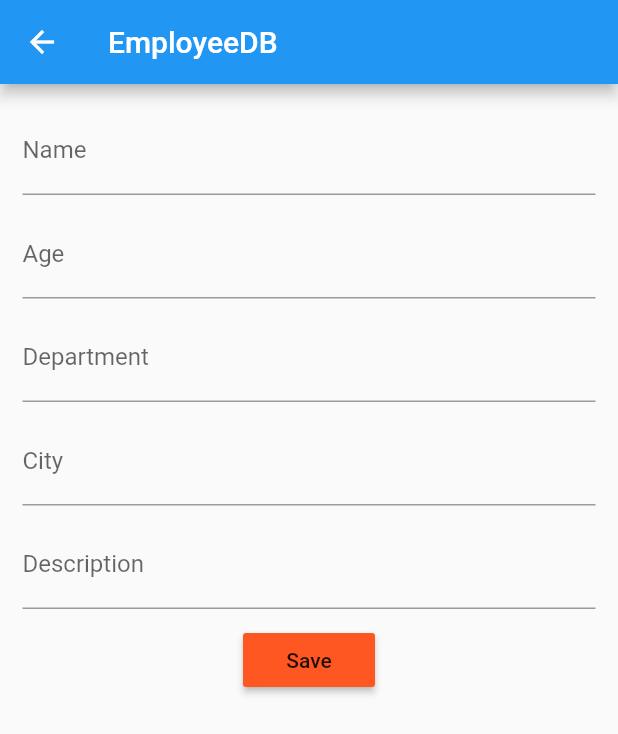
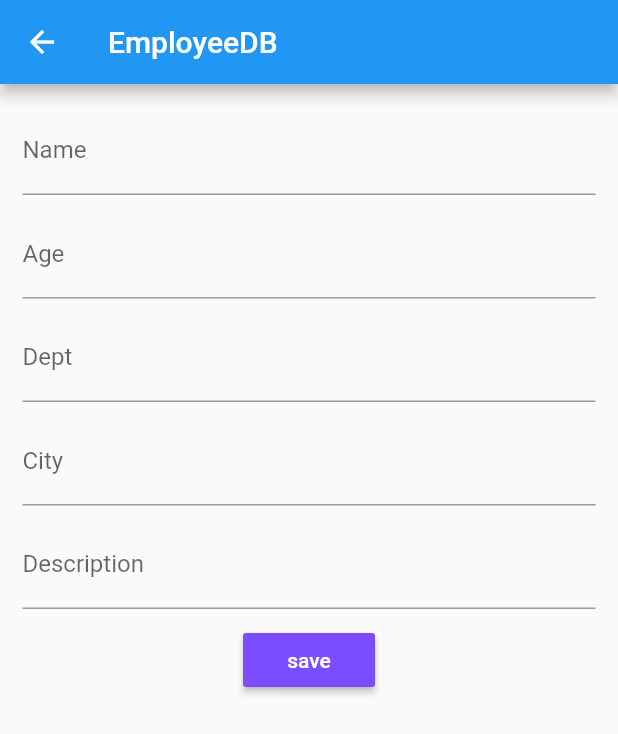
Before and after one commit to mohammadsy59/employees, a Flutter app: the screen it shows after launch, after a tap on the "add" icon, on a phone screen of 412 x 824 dp. Shown: the top 734 px of the screen. Run offline on Flutter 3.47's test engine with Material 2 defaults, Android fonts, the phone set to English and light mode, and no system bars; our stand-ins replace sqflite; accounts and stored records are empty.

Commit message:
no changes

```diff
--- a/lib/model/employee.dart
+++ b/lib/model/employee.dart
@@ -1,55 +1,61 @@
 class Employee{
-  // Craete Class Employee with variables  id as int , age as string
-  //name as String , department as String , city as String
-  //description as String
 
-  int    _id;
+  int _id;
   String _age;
   String _name;
   String _department;
   String _city;
   String _description;
-// Crete the constructor with class variables
-  Employee(this._age,this._name,this._department,this._city,this._description);
 
-// Create map to save data from Employee as obj and its type dynamic
+  Employee(
+      this._age, this._name , this._department,
+      this._city,this._description
+
+      );
+
   Employee.map(dynamic obj){
-    this._id= obj['id'];
-    this._age= obj['age'];
-    this._name= obj['name'];
-    this._department= obj['department'];
-    this._city= obj['city'];
-    this._description= obj['description'];
+    this._id = obj['id'];
+    this._age = obj['age'];
+    this._name = obj['name'];
+    this._department = obj['department'];
+    this._city = obj['city'];
+    this._description = obj['description'];
   }
-// create getters
+
   int get id => _id;
   String get age => _age;
   String get name => _name;
   String get department => _department;
   String get city => _city;
   String get description => _description;
-// Create method that transfer data from user input to map to save them in class variables and
-// input them in Database
-  Map<String ,dynamic> toMap(){
-    var map = new Map<String ,dynamic>();
+
+
+  Map<String , dynamic > toMap(){
+    var map = new Map<String , dynamic>();
     if(_id != null){
-      map['id']= _id;
+      map['id'] = _id;
     }
-    map['age']= _age;
-    map['name']= _name;
-    map['department']= _department;
-    map['city']= _city;
-    map['description']= _description;
+
+    map['age'] = _age;
+    map['name'] = _name;
+    map['department'] = _department;
+    map['city'] = _city;
+    map['description'] = _description;
+
     return map;
   }
-  // Create method to read data as map from Database and output them to the user
-Employee.fromMap(Map<String , dynamic> map){
-    this._id = map['id'];
-    this._age = map['age'];
-    this._name = map['name'];
-    this._department = map['department'];
-    this._city = map['city'];
-    this._description = map['description'];
-}
+
+  Employee.fromMap(Map<String , dynamic> map){
+
+    this._id = map['id'] ;
+    this._age = map['age'] ;
+    this._name = map['name']  ;
+    this._department  = map['department']   ;
+    this._city = map['city'] ;
+    this._description  = map['description']   ;
+
+
+  }
+
 
 }
--- a/lib/ui/employee_screen.dart
+++ b/lib/ui/employee_screen.dart
@@ -1,8 +1,7 @@
-
-import 'package:flutter/cupertino.dart';
 import 'package:flutter/material.dart';
 import 'package:employees/model/employee.dart';
 import 'package:employees/utils/database_helper.dart';
+
 
 class EmployeeScreen extends StatefulWidget{
   final Employee employee;
@@ -10,17 +9,16 @@ class EmployeeScreen extends StatefulWidget{
   @override
   _EmployeeScreenState createState() => new _EmployeeScreenState();
 
-
-
-
 }
 
 class _EmployeeScreenState extends State<EmployeeScreen> {
+
   DatabaseHelper db = new DatabaseHelper();
+
   TextEditingController _ageController;
   TextEditingController _nameController;
+  TextEditingController _departmentController;
   TextEditingController _cityController;
-  TextEditingController _departmentController;
   TextEditingController _descriptionController;
 
   @override
@@ -30,61 +28,80 @@ class _EmployeeScreenState extends State<EmployeeScreen> {
 
     _ageController = new TextEditingController(text: widget.employee.age);
     _nameController = new TextEditingController(text: widget.employee.name);
+    _departmentController = new TextEditingController(text: widget.employee.department);
     _cityController = new TextEditingController(text: widget.employee.city);
-    _departmentController = new TextEditingController(text: widget.employee.department);
     _descriptionController = new TextEditingController(text: widget.employee.description);
+
   }
 
   @override
   Widget build(BuildContext context) {
-    // TODO: implement build
     return Scaffold(
       appBar: AppBar(
-        title: Text('EmployeeDB'),
-      ),
-      body: new Container(
+        title: Text('EmployeeDB') ,
+        ),
+       body: Container(
         margin: EdgeInsets.all(15.0),
         alignment: Alignment.center,
         child: Column(
           children: <Widget>[
-            TextField(controller: _nameController,
-            decoration: InputDecoration(labelText: 'Name'),),
+            TextField(
+              controller: _nameController,
+              decoration: InputDecoration(labelText: 'Name'),
+            ),
             Padding(padding: EdgeInsets.all(5.0)),
-            TextField(controller: _ageController,
-              decoration: InputDecoration(labelText: 'Age'),),
+            TextField(
+              controller: _ageController ,
+              decoration: InputDecoration(labelText: 'Age'),
+            ),
             Padding(padding: EdgeInsets.all(5.0)),
-            TextField(controller: _departmentController,
-              decoration: InputDecoration(labelText: 'Department'),),
+            TextField(
+              controller: _departmentController,
+              decoration: InputDecoration(labelText: 'Dept'),
+            ),
             Padding(padding: EdgeInsets.all(5.0)),
-            TextField(controller: _cityController,
-              decoration: InputDecoration(labelText: 'City'),),
+            TextField(
+              controller: _cityController,
+              decoration: InputDecoration(labelText: 'City'),
+            ),
             Padding(padding: EdgeInsets.all(5.0)),
-            TextField(controller: _descriptionController,
-              decoration: InputDecoration(labelText: 'Description'),),
+            TextField(
+              controller: _descriptionController,
+              decoration: InputDecoration(labelText: 'Description'),
+            ),
             Padding(padding: EdgeInsets.all(5.0)),
+
             RaisedButton(
-              child: (widget.employee.id != null) ? Text('Update') : Text('Save'),
-              onPressed: (){
+              child: (widget.employee.id != null) ? Text(
+                'update',style: TextStyle(color: Colors.white),) : Text('save',style: TextStyle(color: Colors.white),) ,
+              color: Colors.deepPurpleAccent,
+              onPressed: () {
                 if(widget.employee.id != null){
                   db.updateEmployee(Employee.fromMap({
-                    'id': widget.employee.id,
-                    'age': widget.employee.age,
-                    'name': widget.employee.name,
-                    'city': widget.employee.city,
-                    'department': widget.employee.department,
-                    'description': widget.employee.description,
+                    'id' : widget.employee.id,
+                    'age' : _ageController.text,
+                    'name' : _nameController.text,
+                    'department' :  _departmentController.text,
+                    'city' : _cityController.text,
+                    'description' : _descriptionController.text
                   })).then((_){
-                    Navigator.pop(context,'update');
-                   });
-                }else{
-                db.saveEmployee(Employee(_ageController.text, _nameController.text,
-                    _departmentController.text, _cityController.text, _descriptionController.text)).then((_){
-                  Navigator.pop(context,'save');
-                });
+                    Navigator.pop(context, 'update');
+                  }) ;
+                } else {
+                  db.saveEmployee(Employee(
+                      _ageController.text,
+                      _nameController.text,
+                      _departmentController.text,
+                      _cityController.text,
+                      _descriptionController.text
+                  )).then((_){
+                    Navigator.pop(context, 'save');
+                  });
                 }
+
+
               },
-              color: Colors.deepOrange,
-            )
+            ),
 
           ],
         ),
--- a/lib/ui/listViewEmployees.dart
+++ b/lib/ui/listViewEmployees.dart
@@ -1,8 +1,8 @@
-import 'package:flutter/cupertino.dart';
 import 'package:flutter/material.dart';
 import 'package:employees/model/employee.dart';
 import 'package:employees/utils/database_helper.dart';
 import 'package:employees/ui/employee_screen.dart';
+import 'package:employees/ui/employee_info.dart';
 
 class ListViewEmployees extends StatefulWidget {
   @override
@@ -10,39 +10,75 @@ class ListViewEmployees extends StatefulWidget {
 }
 
 class _ListViewEmployeesState extends State<ListViewEmployees> {
+  List<Employee> items = new List();
   DatabaseHelper db = new DatabaseHelper();
-  List<Employee> items = new List();
+  TextEditingController editingController = TextEditingController();
+
+
   @override
   void initState() {
+    // TODO: implement initState
     super.initState();
+
     db.getAllEmployees().then((employees) {
       setState(() {
         employees.forEach((employee) {
           items.add(Employee.fromMap(employee));
+          editingController.addListener((){
+            setState(() {
+
+            });
+          });
+
         });
       });
     });
-
   }
 
   @override
   Widget build(BuildContext context) {
-    // TODO: implement build
     return MaterialApp(
       title: 'All Employees',
       home: Scaffold(
+
+
+
+        appBar: AppBar(
+          title: Text('All Employees'),
+          centerTitle: true,
           backgroundColor: Colors.deepPurpleAccent,
-          appBar: AppBar(
-            backgroundColor: Colors.deepPurple,
-            title: Text('All Employees'),
+          actions: <Widget>[
+            Container(
+              width: 100.0,
+             child: TextField(
+
+
+                controller: editingController,
+                decoration: InputDecoration(
+                    labelText: "Search",
+                    hintText: "Search",
+                    prefixIcon: Icon(Icons.search),
+                    border: OutlineInputBorder(
+                        borderRadius: BorderRadius.all(Radius.circular(25.0)))),
+              ),
+            ),
+
+
+          ],
         ),
         body: Center(
-            child: ListView.builder(
+
+          child: Column(
+            children: <Widget>[
+
+              ListView.builder(
                   itemCount: items.length,
                   padding: const EdgeInsets.all(15.0),
                   itemBuilder: (context, position) {
-                return Column(
+                    return
+                      Column(
                         children: <Widget>[
+
                           Divider(
                             height: 5.0,
                           ),
@@ -52,69 +88,83 @@ class _ListViewEmployeesState extends State<ListViewEmployees> {
                                   child: ListTile(
                                     title: Text(
                                       '${items[position].name}',
-                              style:
-                              TextStyle(fontSize: 22.0, color: Colors.redAccent),
+                                      style: TextStyle(
+                                          fontSize: 22.0, color: Colors.redAccent),
+                                    ) ,
+                                    subtitle: Text(
+                                      '${items[position].age} - ${items[position].city} - ${items[position].department}',
+                                      style: TextStyle(
+                                        fontSize: 14.0,
+                                        fontStyle: FontStyle.italic,
                                       ),
-                            subtitle: Text(
-                              '${items[position].age},${items[position].city},${items[position].department}',
-                              style: TextStyle(
-                                  fontSize: 18.0, fontStyle: FontStyle.italic),
-
                                     ),
                                     leading: Column(
                                       children: <Widget>[
-                                Padding(padding: EdgeInsets.all(22.0),),
+                                        Padding(padding: EdgeInsets.all(1.0)),
                                         CircleAvatar(
+                                          backgroundColor: Colors.amber,
                                           radius: 18.0,
-                                  backgroundColor: Colors.amber,
                                           child: Text(
                                             '${items[position].id}',
                                             style: TextStyle(
-                                        fontSize: 22.0, color: Colors.redAccent),
+                                                fontSize: 22.0, color: Colors.white),
                                           ),
                                         ),
-                                IconButton(icon: Icon(Icons.delete,color: Colors.red),
-                                    onPressed: ()=>_deleteEmployee(context,items[position],position))
                                       ],
                                     ),
-                            onTap: ()=> _navigateToEmployee(context,items[position]),
+                                    onTap: () =>
+                                        _navigateToEmployeeInfo(context, items[position]),
+                                  )),
+                              IconButton(
+                                icon: Icon(
+                                  Icons.edit,
+                                  color: Colors.blueAccent,
                                 ),
-                        )
+                                onPressed: () =>
+                                    _navigateToEmployee(context, items[position]),
+                              ),
+                              IconButton(
+                                  icon: Icon(
+                                    Icons.delete,
+                                    color: Colors.red,
+                                  ),
+                                  onPressed: () => _deleteEmployee(
+                                      context, items[position], position))
                             ],
-                    )
-
+                          ),
                         ],
                       );
-              },
-            ),
+                  })
+            ],
+          ) ,
         ),
         floatingActionButton: FloatingActionButton(
             child: Icon(Icons.add),
-            backgroundColor: Colors.orange,
-            onPressed: ()=> _createNewEmployee(context),
-          ),
+            backgroundColor: Colors.deepOrange,
+            onPressed: () => _createNewEmployee(context)),
       ),
     );
   }
 
-  _deleteEmployee(BuildContext context, Employee employee, int position) async{
-    db.deleteEmployee(employee.id).then((employees){
+  _deleteEmployee(BuildContext context, Employee employee, int position) async {
+    db.deleteEmployee(employee.id).then((employees) {
       setState(() {
         items.removeAt(position);
       });
-    }
-    );
+    });
   }
 
-  void _navigateToEmployee(BuildContext context, Employee employee)async {
-    String result = await Navigator.push(context,
-        MaterialPageRoute(builder: (context)=> EmployeeScreen(employee))
+  void _navigateToEmployee(BuildContext context, Employee employee) async {
+    String result = await Navigator.push(
+      context,
+      MaterialPageRoute(builder: (context) => EmployeeScreen(employee)),
     );
-    if(result == 'update'){
-      db.getAllEmployees().then((employees){
+
+    if (result == 'update') {
+      db.getAllEmployees().then((employees) {
         setState(() {
           items.clear();
-          employees.forEach((employee){
+          employees.forEach((employee) {
             items.add(Employee.fromMap(employee));
           });
         });
@@ -122,22 +172,30 @@ class _ListViewEmployeesState extends State<ListViewEmployees> {
     }
   }
 
-  void _createNewEmployee(BuildContext context) async{
-    String result = await Navigator.push(context,
-        MaterialPageRoute(builder: (context)=> EmployeeScreen(
-            Employee( '', '', '', '', '')))
+  void _navigateToEmployeeInfo(BuildContext context, Employee employee) async {
+    await Navigator.push(
+      context,
+      MaterialPageRoute(builder: (context) => EmployeeInfo(employee)),
     );
-    if(result == 'save'){
-      db.getAllEmployees().then((employees){
+  }
+
+  void _createNewEmployee(BuildContext context) async {
+    String result = await Navigator.push(
+      context,
+      MaterialPageRoute(
+          builder: (context) => EmployeeScreen(Employee('', '', '', '', ''))),
+    );
+
+    if (result == 'save') {
+      db.getAllEmployees().then((employees) {
         setState(() {
           items.clear();
-          employees.forEach((employee){
+          employees.forEach((employee) {
             items.add(Employee.fromMap(employee));
           });
         });
       });
     }
-
   }
 
 
--- a/lib/utils/database_helper.dart
+++ b/lib/utils/database_helper.dart
@@ -1,8 +1,8 @@
-import 'package:employees/model/employee.dart';
+import 'dart:async';
 import 'package:sqflite/sqflite.dart';
 import 'package:path/path.dart';
+import 'package:employees/model/employee.dart';
 
-//Create Class DatabaseHelper
 class DatabaseHelper {
   final String tableEmployee = 'employeeTable';
   final String columnId = 'id';
@@ -12,28 +12,25 @@ class DatabaseHelper {
   final String columnCity = 'city';
   final String columnDescription = 'description';
 
-//  Make the database Static
-
   static Database _db;
 
-// Create Future to get info from Database with IF statment to find if
-// the database is already existed and return it
   Future<Database> get db async {
     if (_db != null) {
       return _db;
     }
     _db = await initDb();
+
     return _db;
   }
 
-// Create method to initialte th database
   initDb() async {
     String databasePath = await getDatabasesPath();
     String path = join(databasePath, 'employees.db');
     var db = await openDatabase(path, version: 1, onCreate: _onCreate);
     return db;
   }
-  void _onCreate(Database db , int newVersion) async{
+
+  void _onCreate(Database db, int newVersion) async {
     var sql = 'CREATE TABLE $tableEmployee ($columnId INTEGER PRIMARY KEY,'
         '$columnAge TEXT ,$columnName TEXT ,'
         '$columnCity TEXT ,$columnDepartment TEXT ,$columnDescription TEXT )';
@@ -48,16 +45,22 @@ class DatabaseHelper {
 
   Future<List> getAllEmployees() async {
     var dbClient = await db;
-    var result = await dbClient.query(
-        tableEmployee, columns: [columnId, columnAge, columnCity,
-      columnDepartment, columnDescription, columnName]);
+    var result = await dbClient.query(tableEmployee, columns: [
+      columnId,
+      columnAge,
+      columnName,
+      columnDepartment,
+      columnCity,
+      columnDescription
+    ]);
     return result.toList();
   }
 
   Future<int> getCount() async {
     var dbClient = await db;
+
     return Sqflite.firstIntValue(
-        await dbClient.rawQuery('SELECT COUNT(*) FROM $tableEmployee '));
+        await dbClient.rawQuery('SELECT COUNT(*) FROM $tableEmployee'));
   }
 
   Future<Employee> getEmployee(int id) async {
@@ -65,15 +68,17 @@ class DatabaseHelper {
     List<Map> result = await dbClient.query(tableEmployee,
         columns: [
           columnId,
+          columnAge,
           columnName,
-          columnAge,
           columnDepartment,
           columnCity,
           columnDescription
         ],
-        where: '$columnId = ?', whereArgs: ['id']);
+        where: '$columnId = ?',
+        whereArgs: ['id']);
+
     if (result.length > 0) {
-      return Employee.fromMap(result.first);
+      return new Employee.fromMap(result.first);
     }
 
     return null;
@@ -81,20 +86,21 @@ class DatabaseHelper {
 
   Future<int> updateEmployee(Employee employee) async {
     var dbClient = await db;
-    return await dbClient.update(
-        tableEmployee, employee.toMap(), where: '$columnId = ?',
-        whereArgs: [employee.id]);
+    return await dbClient.update(tableEmployee, employee.toMap(),
+        where: '$columnId = ?', whereArgs: [employee.id]);
   }
 
   Future<int> deleteEmployee(int id) async {
     var dbClient = await db;
-    return await dbClient.delete(
-        tableEmployee, where: '$columnId = ?', whereArgs: [id]);
+    return await dbClient
+        .delete(tableEmployee, where: '$columnId = ?', whereArgs: [id]);
   }
-  Future close() async{
+
+  Future close() async {
     var dbClient = await db;
-    return dbClient.close();
+    return await dbClient.close();
   }
 
 
-}
+
+  }
```
Lines whose indentation alone changed are shown as unchanged.
